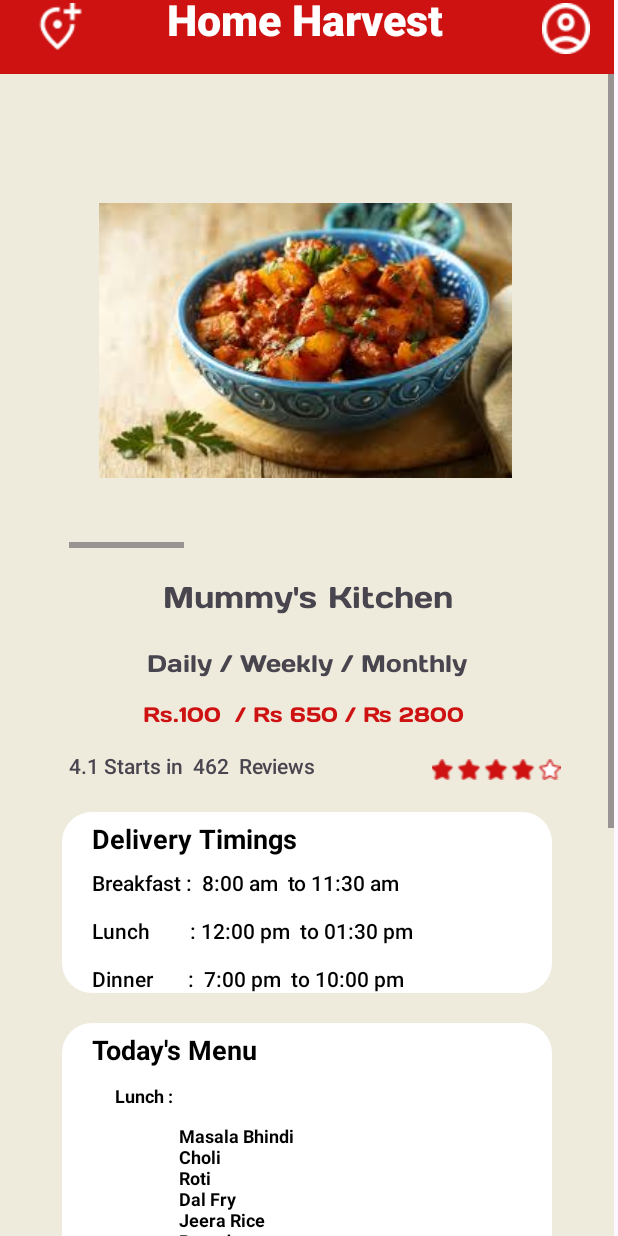
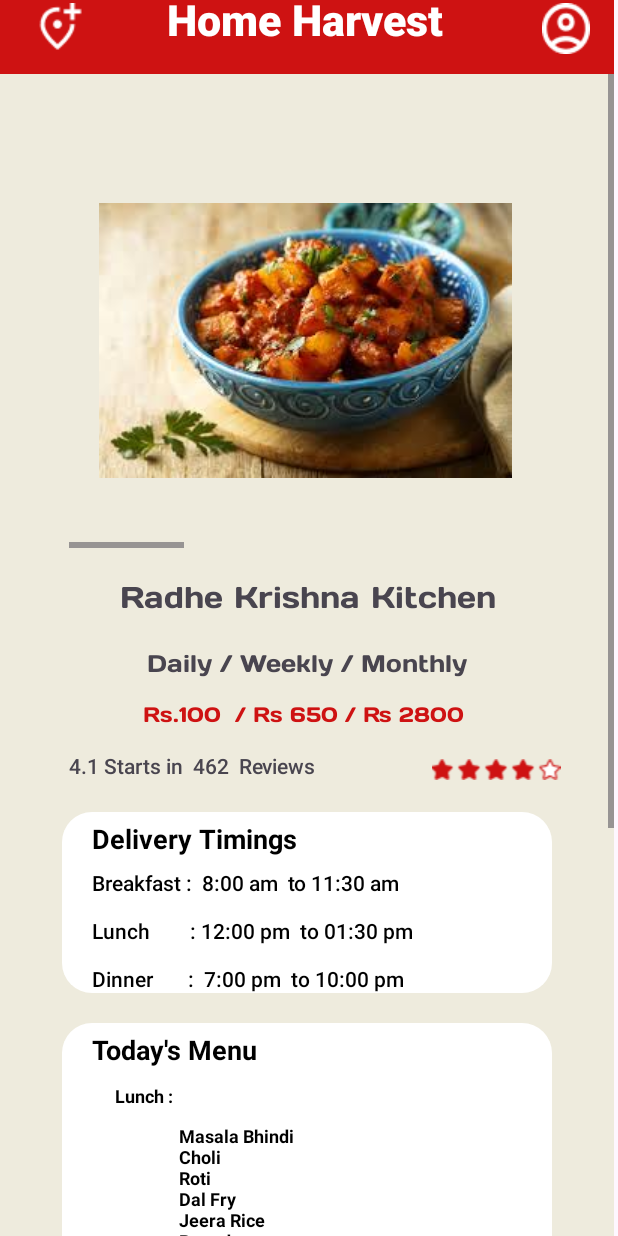
Before and after one commit to Vraj-14/monir-try, an Android app: the MainActivity2 screen opened directly, with no data from a screen before it, on a phone screen of 412 x 824 dp. Run offline under Robolectric (Android 15) with nearby library versions, the light colour scheme and no system bars; Roboto replaces fonts that are not available here.

Commit message:
commit till 28-11-24 11:57

```diff
--- a/app/src/main/res/layout/activity_main2.xml
+++ b/app/src/main/res/layout/activity_main2.xml
@@ -147,7 +147,7 @@
                             android:layout_marginTop="20dp"
                             android:fontFamily="@font/days_one"
                             android:gravity="center"
-                            android:text="Mummy's Kitchen"
+                            android:text="Radhe Krishna Kitchen"
                             android:textSize="20sp" />
 
                         <TextView
```
Also changed, not shown: app/src/main/java/com/example/monir_try/ServiceLogin.java (+21 -0 lines).
